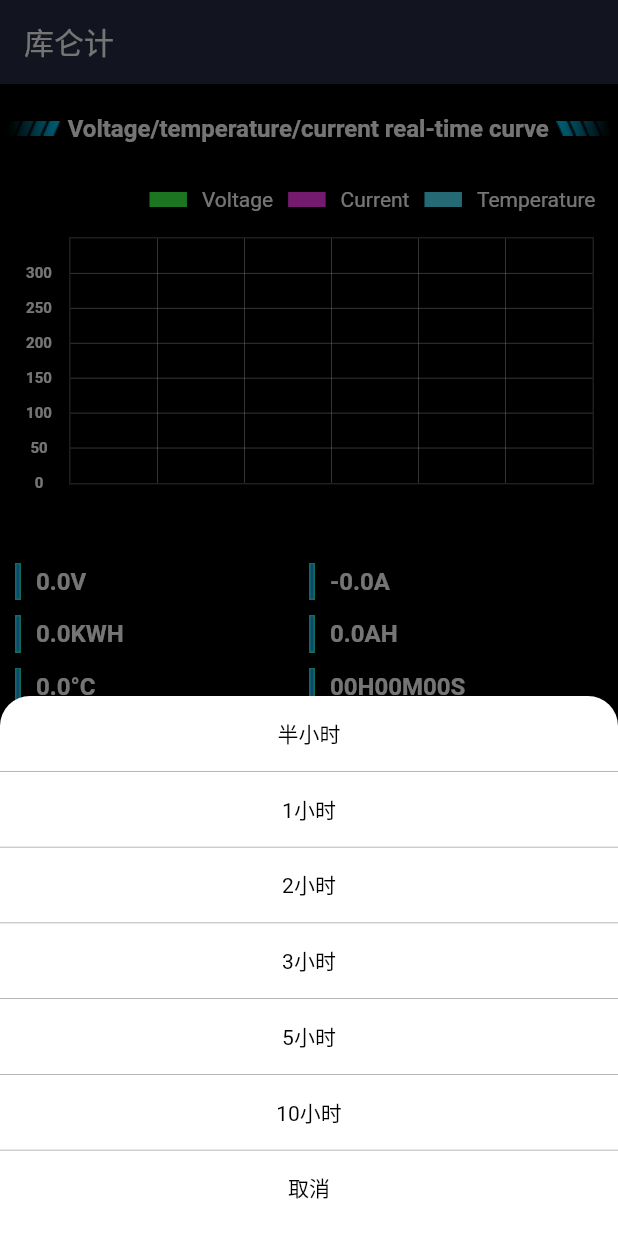
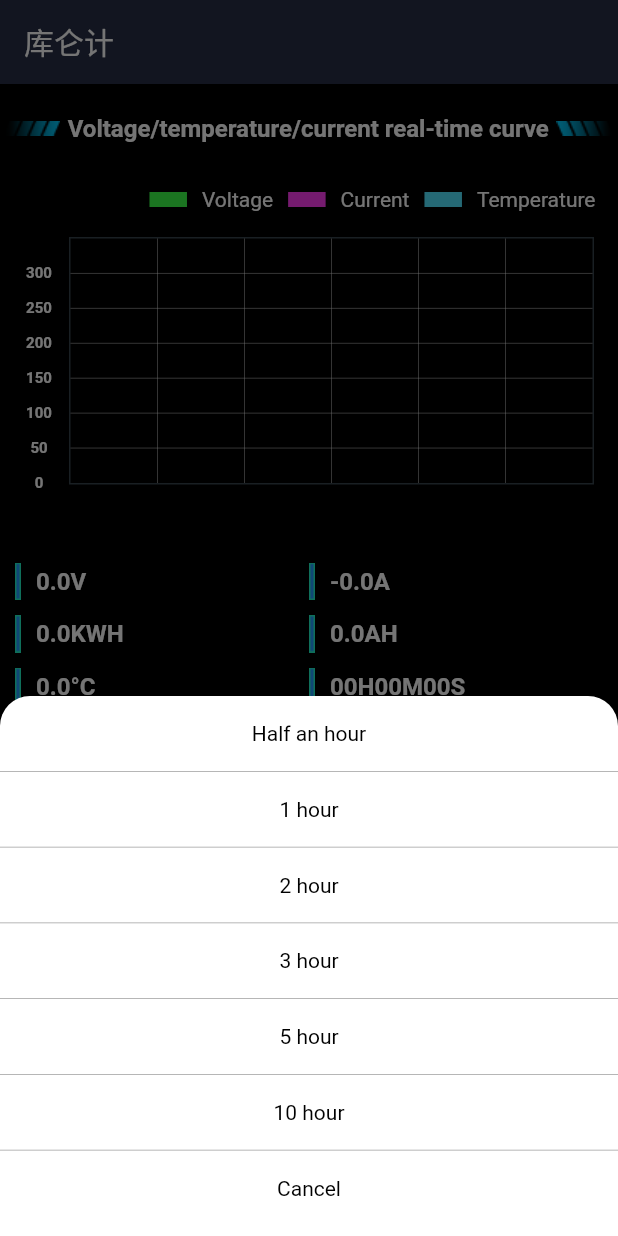
Before and after one commit to JeromeLydia/flutter_qinglan, a Flutter app: the screen it shows after launch, item 2 of the bottom bar chosen, after a tap on "半小时", on a phone screen of 412 x 824 dp. Run offline on Flutter 3.47's test engine with Material 2 defaults, Android fonts, the phone set to English and light mode, and no system bars; drawn by our look-alikes of fl_chart; our stand-ins replace device_info_plus, flutter_blue_plus, flutter_datetime_picker, fluttertoast, get, get_storage and 5 more; Roboto replaces fonts that are missing (Assistant).

Commit message:
地方gas的

```diff
--- a/lib/res/strings.dart
+++ b/lib/res/strings.dart
@@ -99,6 +99,13 @@ class Messages extends Translations {
           "正在记录数据，请停止记录之后再导出...": "正在记录数据，请停止记录之后再导出...",
           "暂未找到设备": "暂未找到设备",
           "导出成功": "导出成功",
+          "半小时": "半小时",
+          "1小时": "1小时",
+          "2小时": "2小时",
+          "3小时": "3小时",
+          "5小时": "5小时",
+          "10小时": "10小时",
+          "倍": "倍",
         },
         "zh_TW": {
           '首页': '首頁',
@@ -193,6 +200,13 @@ class Messages extends Translations {
           "正在记录数据，请停止记录之后再导出...": "正在記錄數據，請停止記錄之後再導出...",
           "暂未找到设备": "暫未找到設備",
           "导出成功": "導出成功",
+          "半小时": "半小時",
+          "1小时": "1小時",
+          "2小时": "2小時",
+          "3小时": "3小時",
+          "5小时": "5小時",
+          "10小时": "10小時",
+          "倍": "倍",
         },
         'en_US': {
           '首页': 'Home',
@@ -292,7 +306,14 @@ class Messages extends Translations {
           "正在记录数据，请停止记录之后再导出...":
               "Data is being recorded, please stop recording before exporting...",
           "暂未找到设备": "Device not found",
-          "导出成功": "Export successful"
+          "导出成功": "Export successful",
+          "半小时": "Half an hour",
+          "1小时": "1 hour",
+          "2小时": "2 hour",
+          "3小时": "3 hour",
+          "5小时": "5 hour",
+          "10小时": "10 hour",
+          "倍": "times",
         }
       };
 }
--- a/lib/ui/pages/chart/chart.dart
+++ b/lib/ui/pages/chart/chart.dart
@@ -221,13 +221,13 @@ class _ChartState extends State<Chart> {
                     onTap: () {
                       bottomSheet(
                         [
-                          "半小时",
-                          "1小时",
-                          "2小时",
-                          "3小时",
-                          "5小时",
-                          "10小时",
-                          "取消",
+                          "半小时".tr,
+                          "1小时".tr,
+                          "2小时".tr,
+                          "3小时".tr,
+                          "5小时".tr,
+                          "10小时".tr,
+                          "取消".tr,
                         ],
                         (int index) {
                           _currentIndex.value = index;
--- a/lib/ui/pages/set/set.dart
+++ b/lib/ui/pages/set/set.dart
@@ -203,19 +203,20 @@ void onItemClick(
         });
         break;
       case 14:
-        inputDialog("请输入放电电流系数微调".tr, "${"数值范围".tr}:0.50-1.50", "${"单位".tr}:倍",
-            0.50, 1.50, (double input) {
+        inputDialog("请输入放电电流系数微调".tr, "${"数值范围".tr}:0.50-1.50",
+            "${"单位".tr}:${"倍".tr}", 0.50, 1.50, (double input) {
           homeController.sendData(SET_DEL, input: input);
         });
         break;
       case 15:
-        inputDialog("请输入放电电流系数微调".tr, "${"数值范围".tr}:0.50-1.50", "${"单位".tr}:秒",
-            0.50, 1.50, (double input) {
+        inputDialog("请输入放电电流系数微调".tr, "${"数值范围".tr}:0.50-1.50",
+            "${"单位".tr}:${"秒".tr}", 0.50, 1.50, (double input) {
           homeController.sendData(SET_DEL, input: input);
         });
         break;
       case 16:
-        inputDialog("请输入通讯地址码".tr, "${"数值范围".tr}:0-40", "${"单位".tr}:秒", 0, 40,
+        inputDialog(
+            "请输入通讯地址码".tr, "${"数值范围".tr}:0-40", "${"单位".tr}:${"倍".tr}", 0, 40,
             (double input) {
           homeController.sendData(SET_ADC, input: input);
         });
```
